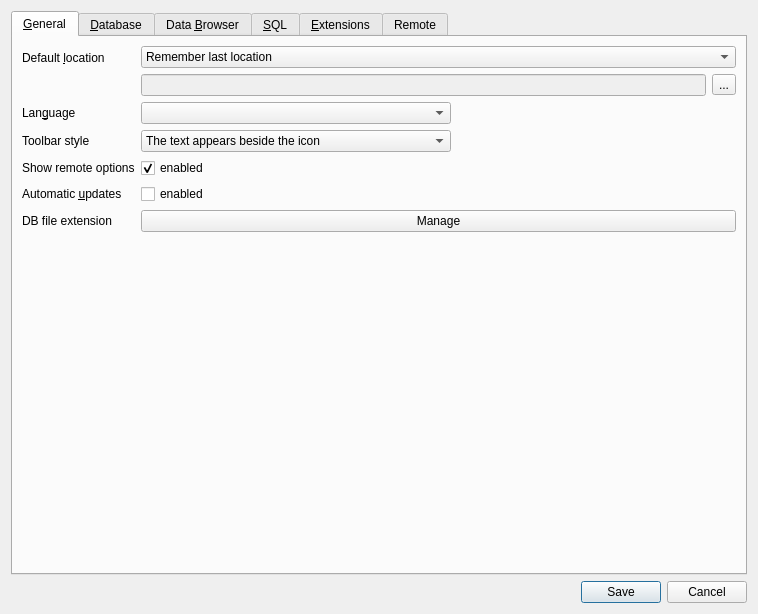
sqlitebrowser/sqlitebrowser, file src/PreferencesDialog.ui: the form before one commit.
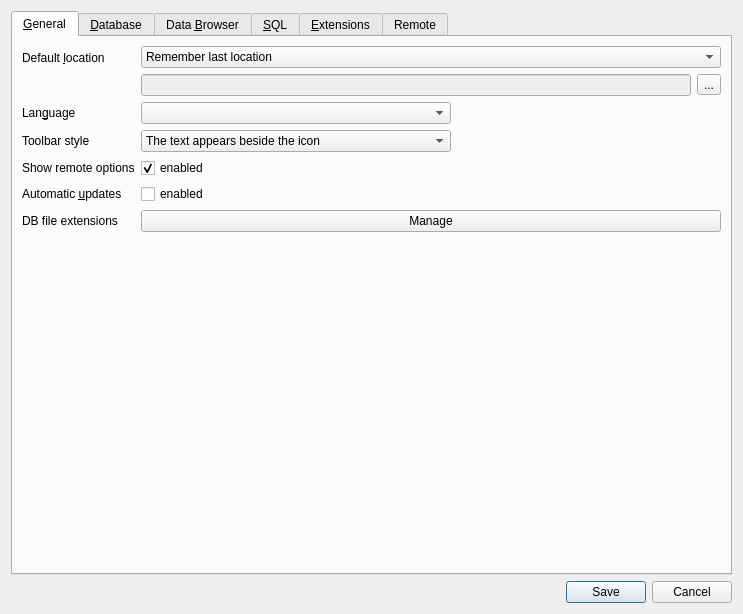
The form after the commit. Icons and pictures are not drawn. Custom widgets are drawn as their Qt base class.

Commit message: - Applied changes requested by mgrojo to uniform code with sqlitebrowser standards - Add "history" when closing editor window, but reopen before closing preferences - Revert some changes done by QtCreator

```diff
--- a/src/PreferencesDialog.ui
+++ b/src/PreferencesDialog.ui
@@ -6,7 +6,7 @@
    <rect>
     <x>0</x>
     <y>0</y>
-    <width>758</width>
+    <width>597</width>
     <height>614</height>
    </rect>
   </property>
@@ -219,7 +219,7 @@
        <item row="5" column="0">
         <widget class="QLabel" name="label_16">
          <property name="text">
-          <string>DB file extension</string>
+          <string>DB file extensions</string>
          </property>
         </widget>
        </item>
```
Left out of the diff: 2 changed lines with no effect on the pictures. The commit also changes 5 other files.
